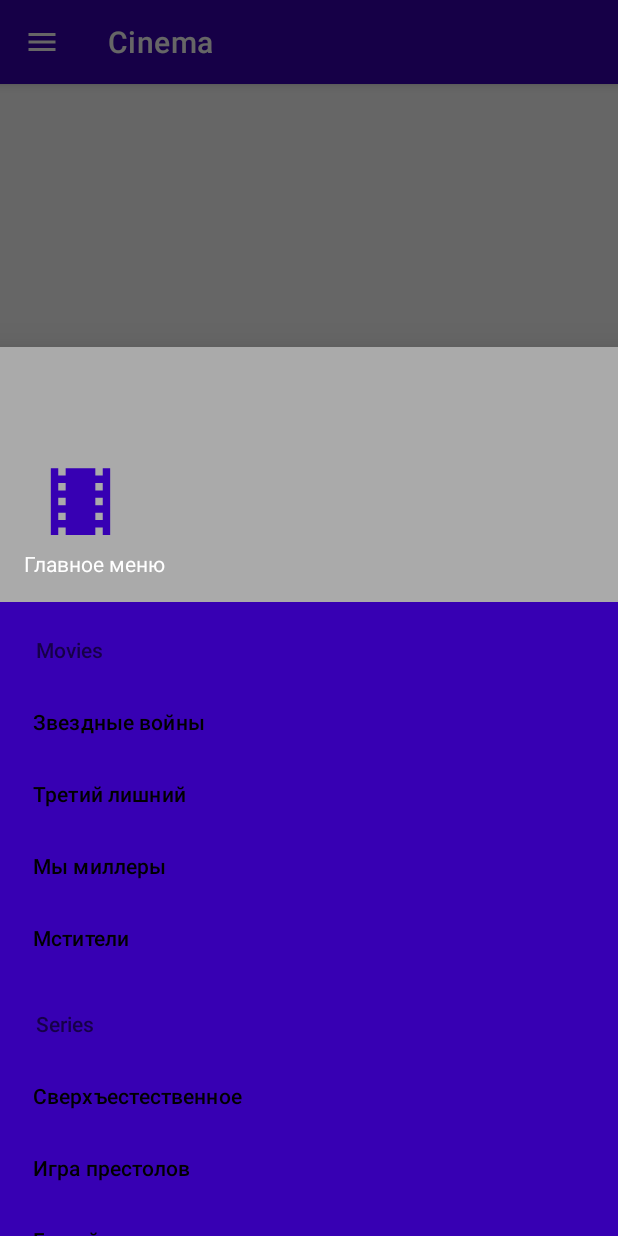
After one commit to slayf16/androidStudy1, an Android app: the fragment MainMenu placed in its activity, on a phone screen of 412 x 824 dp. The commit adds this screen. Run offline under Robolectric (Android 15) with nearby library versions, the phone set to English and light mode, and no system bars.

Commit message:
Добавлено меню: Верстка, обработка. Проект собирается, меню не работает

```diff
--- a/MyAppCinema/app/src/main/java/com/example/cinema/MainActivity.kt
+++ b/MyAppCinema/app/src/main/java/com/example/cinema/MainActivity.kt
@@ -2,6 +2,7 @@ package com.example.cinema
 
 import androidx.appcompat.app.AppCompatActivity
 import android.os.Bundle
+import android.view.MenuItem
 import com.example.cinema.databinding.ActivityMainBinding
 
 class MainActivity : AppCompatActivity() {
@@ -14,4 +15,17 @@ class MainActivity : AppCompatActivity() {
         setContentView(binding?.root)
         supportFragmentManager.beginTransaction().replace(R.id.content, nameApplication()).commit()
     }
+
+    override fun onOptionsItemSelected(item: MenuItem): Boolean {
+        when(item.itemId){
+            android.R.id.home ->{
+                val mainMenu = MainMenu()
+                mainMenu.show(
+                    supportFragmentManager,
+                    "main_menu"
+                )
+            }
+        }
+        return super.onOptionsItemSelected(item)
+    }
 }
--- /dev/null
+++ b/MyAppCinema/app/src/main/java/com/example/cinema/MainMenu.kt
@@ -0,0 +1,55 @@
+package com.example.cinema
+
+import android.os.Bundle
+import androidx.fragment.app.Fragment
+import android.view.LayoutInflater
+import android.view.View
+import android.view.ViewGroup
+import com.example.cinema.databinding.MainMenuBinding
+import com.google.android.material.bottomsheet.BottomSheetDialogFragment
+
+class MainMenu : BottomSheetDialogFragment() {
+    private var binding: MainMenuBinding? = null
+    override fun onCreateView(
+        inflater: LayoutInflater, container: ViewGroup?,
+        savedInstanceState: Bundle?
+    ): View? {
+        binding = MainMenuBinding.inflate(inflater,container,false)
+        binding?.menuDialog?.setNavigationItemSelectedListener { menuItem ->
+            when(menuItem.itemId){
+                R.id.Avengers -> {
+
+                }
+                R.id.Millers -> {
+
+                }
+                R.id.StarWars -> {
+
+                }
+                R.id.Ted -> {
+
+                }
+                R.id.Supernatural -> {
+
+                }
+                R.id.WhiteCollars -> {
+
+                }
+                R.id.GameOfThrone -> {
+
+                }
+                R.id.Chernobyl -> {
+
+                }
+            }
+            true
+        }
+        return binding?.root
+
+        // Inflate the layout for this fragment
+/*
+        return inflater.inflate(R.layout.main_menu, container, false)
+*/
+    }
+
+}
--- /dev/null
+++ b/MyAppCinema/app/src/main/res/drawable/movie_icon.xml
@@ -0,0 +1,5 @@
+<vector android:height="24dp" android:tint="@color/purple_700"
+    android:viewportHeight="24" android:viewportWidth="24"
+    android:width="24dp" xmlns:android="http://schemas.android.com/apk/res/android">
+    <path android:fillColor="@android:color/white" android:pathData="M18,3v2h-2L16,3L8,3v2L6,5L6,3L4,3v18h2v-2h2v2h8v-2h2v2h2L20,3h-2zM8,17L6,17v-2h2v2zM8,13L6,13v-2h2v2zM8,9L6,9L6,7h2v2zM18,17h-2v-2h2v2zM18,13h-2v-2h2v2zM18,9h-2L16,7h2v2z"/>
+</vector>
--- /dev/null
+++ b/MyAppCinema/app/src/main/res/layout/main_menu.xml
@@ -0,0 +1,28 @@
+<?xml version="1.0" encoding="utf-8"?>
+<FrameLayout
+    xmlns:android="http://schemas.android.com/apk/res/android"
+    xmlns:tools="http://schemas.android.com/tools"
+    xmlns:app="http://schemas.android.com/apk/res-auto"
+    android:layout_width="match_parent"
+    android:layout_height="match_parent"
+    tools:context=".main_menu">
+    <androidx.constraintlayout.widget.ConstraintLayout
+        android:layout_width="match_parent"
+        android:layout_height="match_parent"
+        android:background="@color/black">
+
+        <com.google.android.material.navigation.NavigationView
+            android:id="@+id/menuDialog"
+            android:layout_width="match_parent"
+            android:layout_height="wrap_content"
+            app:menu = "@menu/main_menu"
+            app:headerLayout="@layout/main_menu_header"
+            app:layout_constraintLeft_toLeftOf="parent"
+            app:layout_constraintTop_toTopOf="parent"
+            android:background="@color/purple_700"/>
+    </androidx.constraintlayout.widget.ConstraintLayout>
+
+
+
+
+</FrameLayout>
--- /dev/null
+++ b/MyAppCinema/app/src/main/res/layout/main_menu_header.xml
@@ -0,0 +1,30 @@
+<?xml version="1.0" encoding="utf-8"?>
+<androidx.appcompat.widget.LinearLayoutCompat
+    xmlns:android="http://schemas.android.com/apk/res/android"
+    android:layout_width="match_parent"
+    android:layout_height="@dimen/nav_hider_height"
+    android:background="@android:color/darker_gray"
+    android:gravity="bottom"
+    android:orientation="vertical"
+    android:paddingBottom="@dimen/activity_vertical_margin"
+    android:paddingLeft="@dimen/activity_horizontal_margin"
+    android:paddingRight="@dimen/activity_horizontal_margin"
+    android:paddingTop="@dimen/activity_vertical_margin"
+    android:theme="@style/ThemeOverlay.AppCompat.Dark">
+
+    <androidx.appcompat.widget.AppCompatImageView
+        android:id="@+id/imageView"
+        android:layout_width="75dp"
+        android:layout_height="75dp"
+        android:paddingTop="16dp"
+        android:src="@drawable/movie_icon"/>
+
+    <androidx.appcompat.widget.AppCompatTextView
+        android:layout_width="wrap_content"
+        android:layout_height="wrap_content"
+        android:paddingTop="2dp"
+        android:text="Главное меню"
+        android:textColor="@color/white"
+        android:textAppearance="@style/TextAppearance.AppCompat.Body1"/>
+
+</androidx.appcompat.widget.LinearLayoutCompat>
--- /dev/null
+++ b/MyAppCinema/app/src/main/res/menu/main_menu.xml
@@ -0,0 +1,39 @@
+<?xml version="1.0" encoding="utf-8"?>
+<menu
+    xmlns:android="http://schemas.android.com/apk/res/android">
+    <item
+        android:title="Movies">
+        <menu>
+            <item
+                android:id="@+id/StarWars"
+                android:title="@string/StarWars"/>
+            <item
+                android:id="@+id/Ted"
+                android:title="@string/Ted"/>
+            <item
+                android:id="@+id/Millers"
+                android:title="@string/Millers"/>
+            <item
+                android:id="@+id/Avengers"
+                android:title="@string/Avengers"/>
+        </menu>
+    </item>
+    <item
+        android:title="Series">
+        <menu>
+            <item
+                android:id="@+id/Supernatural"
+                android:title="@string/Supernatural"/>
+            <item
+                android:id="@+id/GameOfThrone"
+                android:title="@string/GameOfThrone"/>
+            <item
+                android:id="@+id/WhiteCollars"
+                android:title="@string/WhiteCollars"/>
+            <item
+                android:id="@+id/Chernobyl"
+                android:title="@string/Chernobyl"/>
+        </menu>
+    </item>
+
+</menu>
--- /dev/null
+++ b/MyAppCinema/app/src/main/res/values/dimen.xml
@@ -0,0 +1,9 @@
+<?xml version="1.0" encoding="utf-8"?>
+<resources>
+    <dimen name="nav_hider_vertical_spacing">16dp</dimen>
+    <dimen name="nav_hider_height">170dp</dimen>
+    <dimen name="activity_horizontal_margin">16dp</dimen>
+    <dimen name="activity_vertical_margin">16dp</dimen>
+    <dimen name="fab_margin">16dp</dimen>
+
+</resources>
--- a/MyAppCinema/app/src/main/res/values/strings.xml
+++ b/MyAppCinema/app/src/main/res/values/strings.xml
@@ -4,6 +4,16 @@
     <string name="back">back</string>
     <string name="Cinema">Cinema</string>
     <string name="Serial">Serial</string>
+    <string name="StarWars">Звездные войны</string>
+    <string name="Ted">Третий лишний</string>
+    <string name="Millers">Мы миллеры</string>
+    <string name="Avengers">Мстители</string>
+    <string name="Supernatural">Сверхъестественное</string>
+    <string name="GameOfThrone">Игра престолов</string>
+    <string name="WhiteCollars">Белый воротничок</string>
+    <string name="Chernobyl">Чернобыль</string>
+    <!-- TODO: Remove or change this placeholder text -->
+    <string name="hello_blank_fragment">Hello blank fragment</string>
 
 
 </resources>
```
